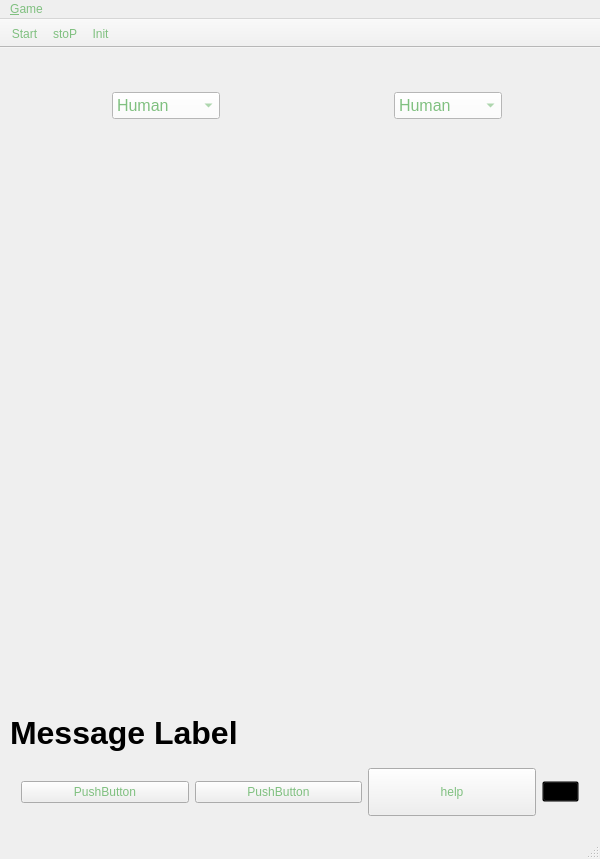
vivisuke/QtMate, file QtMate/QtMate/MainWindow.ui: the form before one commit.
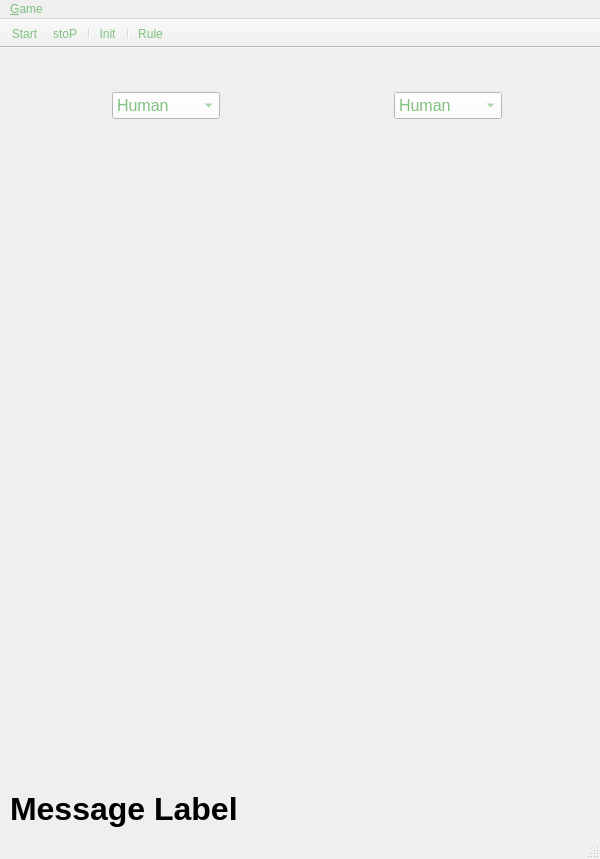
The form after the commit. Icons and pictures are not drawn. Custom widgets are drawn as their Qt base class.

```diff
--- a/QtMate/QtMate/MainWindow.ui
+++ b/QtMate/QtMate/MainWindow.ui
@@ -209,6 +209,19 @@
       </layout>
      </widget>
     </item>
+    <item>
+     <spacer name="verticalSpacer_2">
+      <property name="orientation">
+       <enum>Qt::Orientation::Vertical</enum>
+      </property>
+      <property name="sizeHint" stdset="0">
+       <size>
+        <width>20</width>
+        <height>40</height>
+       </size>
+      </property>
+     </spacer>
+    </item>
     <item>
      <widget class="BoardWidget" name="board" native="true">
       <property name="minimumSize">
@@ -263,75 +276,6 @@
       </property>
      </widget>
     </item>
-    <item>
-     <widget class="QWidget" name="widget_3" native="true">
-      <layout class="QHBoxLayout" name="horizontalLayout_4">
-       <item>
-        <widget class="QPushButton" name="pushButton">
-         <property name="text">
-          <string>PushButton</string>
-         </property>
-        </widget>
-       </item>
-       <item>
-        <widget class="QPushButton" name="pushButton_2">
-         <property name="text">
-          <string>PushButton</string>
-         </property>
-        </widget>
-       </item>
-       <item>
-        <widget class="QPushButton" name="pushButton_3">
-         <property name="minimumSize">
-          <size>
-           <width>0</width>
-           <height>48</height>
-          </size>
-         </property>
-         <property name="text">
-          <string>help</string>
-         </property>
-         <property name="icon">
-          <iconset>
-           <normaloff>images/rule_black.png</normaloff>images/rule_black.png</iconset>
-         </property>
-         <property name="iconSize">
-          <size>
-           <width>52</width>
-           <height>52</height>
-          </size>
-         </property>
-        </widget>
-       </item>
-       <item>
-        <widget class="QToolButton" name="toolButton">
-         <property name="styleSheet">
-          <string notr="true">color: black; background-color: transparent;</string>
-         </property>
-         <property name="text">
-          <string>help</string>
-         </property>
-         <property name="icon">
-          <iconset>
-           <normaloff>images/rule_black.png</normaloff>
-           <activeoff>images/rule_gray.png</activeoff>
-           <selectedoff>images/rule_gray.png</selectedoff>
-           <selectedon>images/rule_gray.png</selectedon>images/rule_black.png</iconset>
-         </property>
-         <property name="iconSize">
-          <size>
-           <width>48</width>
-           <height>48</height>
-          </size>
-         </property>
-         <property name="toolButtonStyle">
-          <enum>Qt::ToolButtonStyle::ToolButtonTextUnderIcon</enum>
-         </property>
-        </widget>
-       </item>
-      </layout>
-     </widget>
-    </item>
    </layout>
   </widget>
   <widget class="QMenuBar" name="menuBar">
@@ -360,6 +304,12 @@
    <property name="movable">
     <bool>false</bool>
    </property>
+   <property name="iconSize">
+    <size>
+     <width>48</width>
+     <height>48</height>
+    </size>
+   </property>
    <property name="floatable">
     <bool>false</bool>
    </property>
@@ -371,7 +321,10 @@
    </attribute>
    <addaction name="action_Start"/>
    <addaction name="action_Stop"/>
+   <addaction name="separator"/>
    <addaction name="action_Init"/>
+   <addaction name="separator"/>
+   <addaction name="action_Rule"/>
   </widget>
   <widget class="QStatusBar" name="statusBar"/>
   <action name="action_Init">
@@ -407,6 +360,18 @@
     <string>sto&amp;P</string>
    </property>
   </action>
+  <action name="action_Rule">
+   <property name="icon">
+    <iconset>
+     <normaloff>images/rule_black.png</normaloff>images/rule_black.png</iconset>
+   </property>
+   <property name="text">
+    <string>&amp;Rule</string>
+   </property>
+   <property name="menuRole">
+    <enum>QAction::MenuRole::NoRole</enum>
+   </property>
+  </action>
  </widget>
  <layoutdefault spacing="6" margin="11"/>
  <customwidgets>
```
